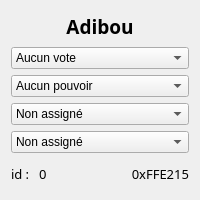
Above: SECRET_VOLDEMORT_SERVER/Developpement/widget_player.ui from AdrienBrune/SECRET_VOLDEMORT before the change. Below: the same form after it.
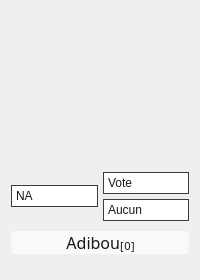
That is the form after the change.

The edit to the form file:
```diff
--- a/SECRET_VOLDEMORT_SERVER/Developpement/widget_player.ui
+++ b/SECRET_VOLDEMORT_SERVER/Developpement/widget_player.ui
@@ -7,207 +7,407 @@
     <x>0</x>
     <y>0</y>
     <width>200</width>
-    <height>200</height>
+    <height>280</height>
    </rect>
   </property>
   <property name="minimumSize">
    <size>
     <width>200</width>
-    <height>200</height>
+    <height>280</height>
    </size>
   </property>
   <property name="maximumSize">
    <size>
     <width>200</width>
-    <height>200</height>
+    <height>280</height>
    </size>
   </property>
   <property name="windowTitle">
    <string>Form</string>
   </property>
   <layout class="QVBoxLayout" name="verticalLayout_2">
+   <property name="spacing">
+    <number>0</number>
+   </property>
+   <property name="bottomMargin">
+    <number>15</number>
+   </property>
+   <item>
+    <spacer name="verticalSpacer">
+     <property name="orientation">
+      <enum>Qt::Vertical</enum>
+     </property>
+     <property name="sizeHint" stdset="0">
+      <size>
+       <width>20</width>
+       <height>40</height>
+      </size>
+     </property>
+    </spacer>
+   </item>
    <item>
     <layout class="QVBoxLayout" name="verticalLayout">
+     <property name="spacing">
+      <number>10</number>
+     </property>
      <item>
-      <widget class="QLabel" name="edit_name">
-       <property name="font">
-        <font>
-         <family>Sitka</family>
-         <pointsize>14</pointsize>
-         <weight>75</weight>
-         <bold>true</bold>
-        </font>
+      <layout class="QHBoxLayout" name="layout_inputs">
+       <property name="spacing">
+        <number>5</number>
        </property>
-       <property name="text">
-        <string>Adibou</string>
+       <property name="rightMargin">
+        <number>0</number>
        </property>
-       <property name="alignment">
-        <set>Qt::AlignCenter</set>
-       </property>
-      </widget>
-     </item>
-     <item>
-      <widget class="QComboBox" name="edit_vote">
        <item>
-        <property name="text">
-         <string>Aucun vote</string>
-        </property>
+        <layout class="QVBoxLayout" name="layout_left">
+         <property name="spacing">
+          <number>5</number>
+         </property>
+         <item>
+          <widget class="QComboBox" name="edit_electionRole">
+           <property name="styleSheet">
+            <string notr="true">QComboBox
+{
+	color:#181818;
+    background-color: #FFFFFF;
+    border-color: #3c3c3c;
+    border-width: 1px;
+    border-style: solid;
+	height:20px;
+}
+
+QComboBox::drop-down {
+	subcontrol-origin: padding;
+	subcontrol-position: top right;
+	width: 20px;
+	border-top-right-radius: 3px;
+	border-bottom-right-radius: 3px;
+}
+
+QComboBox QAbstractItemView{
+border:no border;
+	background-color:#3c3c3c;
+	color:#FFFFFF;
+ 
+	selection-background-color:#11FFFFFF;
+}
+
+</string>
+           </property>
+           <property name="editable">
+            <bool>false</bool>
+           </property>
+           <property name="currentIndex">
+            <number>0</number>
+           </property>
+           <item>
+            <property name="text">
+             <string>NA</string>
+            </property>
+           </item>
+           <item>
+            <property name="text">
+             <string>Ministre</string>
+            </property>
+           </item>
+           <item>
+            <property name="text">
+             <string>Vice Min.</string>
+            </property>
+           </item>
+           <item>
+            <property name="text">
+             <string>Directeur</string>
+            </property>
+           </item>
+           <item>
+            <property name="text">
+             <string>Vice Dir.</string>
+            </property>
+           </item>
+          </widget>
+         </item>
+        </layout>
        </item>
        <item>
-        <property name="text">
-         <string>Yah</string>
-        </property>
+        <layout class="QVBoxLayout" name="layout_right">
+         <property name="spacing">
+          <number>5</number>
+         </property>
+         <item>
+          <widget class="QComboBox" name="edit_vote">
+           <property name="styleSheet">
+            <string notr="true">QComboBox
+{
+	color:#181818;
+    background-color: #FFFFFF;
+    border-color: #3c3c3c;
+    border-width: 1px;
+    border-style: solid;
+	height:20px;
+}
+
+QComboBox::drop-down {
+	subcontrol-origin: padding;
+	subcontrol-position: top right;
+	width: 20px;
+	border-top-right-radius: 3px;
+	border-bottom-right-radius: 3px;
+}
+
+QComboBox QAbstractItemView{
+border:no border;
+	background-color:#3c3c3c;
+	color:#FFFFFF;
+ 
+	selection-background-color:#11FFFFFF;
+}
+
+</string>
+           </property>
+           <property name="editable">
+            <bool>false</bool>
+           </property>
+           <item>
+            <property name="text">
+             <string>Vote</string>
+            </property>
+           </item>
+           <item>
+            <property name="text">
+             <string>Oui</string>
+            </property>
+           </item>
+           <item>
+            <property name="text">
+             <string>Non</string>
+            </property>
+           </item>
+          </widget>
+         </item>
+         <item>
+          <widget class="QComboBox" name="edit_power">
+           <property name="styleSheet">
+            <string notr="true">QComboBox
+{
+	color:#181818;
+    background-color: #FFFFFF;
+    border-color: #3c3c3c;
+    border-width: 1px;
+    border-style: solid;
+	height:20px;
+}
+
+QComboBox::drop-down {
+	subcontrol-origin: padding;
+	subcontrol-position: top right;
+	width: 20px;
+	border-top-right-radius: 3px;
+	border-bottom-right-radius: 3px;
+}
+
+QComboBox QAbstractItemView{
+border:no border;
+	background-color:#3c3c3c;
+	color:#FFFFFF;
+ 
+	selection-background-color:#11FFFFFF;
+}
+
+</string>
+           </property>
+           <property name="currentIndex">
+            <number>0</number>
+           </property>
+           <item>
+            <property name="text">
+             <string>Aucun</string>
+            </property>
+           </item>
+           <item>
+            <property name="text">
+             <string>Pile</string>
+            </property>
+           </item>
+           <item>
+            <property name="text">
+             <string>Check</string>
+            </property>
+           </item>
+           <item>
+            <property name="text">
+             <string>Directeur</string>
+            </property>
+           </item>
+           <item>
+            <property name="text">
+             <string>Execution</string>
+            </property>
+           </item>
+           <item>
+            <property name="text">
+             <string>Execution</string>
+            </property>
+           </item>
+          </widget>
+         </item>
+        </layout>
        </item>
-       <item>
-        <property name="text">
-         <string>Nein</string>
-        </property>
-       </item>
-      </widget>
-     </item>
-     <item>
-      <widget class="QComboBox" name="edit_power">
-       <item>
-        <property name="text">
-         <string>Aucun pouvoir</string>
-        </property>
-       </item>
-       <item>
-        <property name="text">
-         <string>check pile</string>
-        </property>
-       </item>
-       <item>
-        <property name="text">
-         <string>check role</string>
-        </property>
-       </item>
-       <item>
-        <property name="text">
-         <string>Choix du Président</string>
-        </property>
-       </item>
-       <item>
-        <property name="text">
-         <string>Execution</string>
-        </property>
-       </item>
-       <item>
-        <property name="text">
-         <string>Vote d'execution</string>
-        </property>
-       </item>
-      </widget>
-     </item>
-     <item>
-      <widget class="QComboBox" name="edit_electionRole">
-       <item>
-        <property name="text">
-         <string>Non assigné</string>
-        </property>
-       </item>
-       <item>
-        <property name="text">
-         <string>Président</string>
-        </property>
-       </item>
-       <item>
-        <property name="text">
-         <string>vice Président</string>
-        </property>
-       </item>
-       <item>
-        <property name="text">
-         <string>Chancelier</string>
-        </property>
-       </item>
-       <item>
-        <property name="text">
-         <string>vice Chancelier</string>
-        </property>
-       </item>
-      </widget>
-     </item>
-     <item>
-      <widget class="QComboBox" name="edit_role">
-       <item>
-        <property name="text">
-         <string>Non assigné</string>
-        </property>
-       </item>
-       <item>
-        <property name="text">
-         <string>Libéral</string>
-        </property>
-       </item>
-       <item>
-        <property name="text">
-         <string>Faciste</string>
-        </property>
-       </item>
-       <item>
-        <property name="text">
-         <string>Hitler</string>
-        </property>
-       </item>
-      </widget>
+      </layout>
      </item>
      <item>
       <layout class="QHBoxLayout" name="horizontalLayout">
+       <property name="spacing">
+        <number>0</number>
+       </property>
        <item>
-        <widget class="QLabel" name="label_5">
+        <widget class="QLabel" name="label">
+         <property name="styleSheet">
+          <string notr="true">QLabel{
+	background-color:rgba(250,250,250,220);
+	color:white;
+	border-top-left-radius: 4px;
+	border-bottom-left-radius: 4px;
+}</string>
+         </property>
+         <property name="text">
+          <string/>
+         </property>
+        </widget>
+       </item>
+       <item>
+        <widget class="QLabel" name="edit_name">
          <property name="sizePolicy">
-          <sizepolicy hsizetype="Maximum" vsizetype="Preferred">
+          <sizepolicy hsizetype="Minimum" vsizetype="Maximum">
            <horstretch>0</horstretch>
            <verstretch>0</verstretch>
           </sizepolicy>
          </property>
          <property name="font">
           <font>
-           <family>Modern</family>
-           <pointsize>10</pointsize>
+           <family>Sitka Small</family>
+           <pointsize>12</pointsize>
+           <weight>50</weight>
+           <bold>false</bold>
           </font>
          </property>
+         <property name="styleSheet">
+          <string notr="true">QLabel{
+	background-color:rgba(250,250,250,220);
+	color:#181818;
+}</string>
+         </property>
          <property name="text">
-          <string>id : </string>
+          <string>Adibou</string>
+         </property>
+         <property name="alignment">
+          <set>Qt::AlignBottom|Qt::AlignRight|Qt::AlignTrailing</set>
+         </property>
+        </widget>
+       </item>
+       <item>
+        <widget class="QLabel" name="space">
+         <property name="sizePolicy">
+          <sizepolicy hsizetype="Maximum" vsizetype="Minimum">
+           <horstretch>0</horstretch>
+           <verstretch>0</verstretch>
+          </sizepolicy>
+         </property>
+         <property name="font">
+          <font>
+           <family>Sitka Small</family>
+           <pointsize>8</pointsize>
+           <weight>50</weight>
+           <bold>false</bold>
+          </font>
+         </property>
+         <property name="styleSheet">
+          <string notr="true">QLabel{
+	background-color:rgba(250,250,250,220);
+	color:#181818;
+}</string>
+         </property>
+         <property name="text">
+          <string>[</string>
+         </property>
+         <property name="alignment">
+          <set>Qt::AlignBottom|Qt::AlignHCenter</set>
          </property>
         </widget>
        </item>
        <item>
         <widget class="QLabel" name="edit_id">
+         <property name="sizePolicy">
+          <sizepolicy hsizetype="Maximum" vsizetype="Minimum">
+           <horstretch>0</horstretch>
+           <verstretch>0</verstretch>
+          </sizepolicy>
+         </property>
          <property name="font">
           <font>
-           <family>Modern</family>
-           <pointsize>10</pointsize>
+           <family>Sitka Small</family>
+           <pointsize>8</pointsize>
            <weight>50</weight>
            <italic>false</italic>
            <bold>false</bold>
           </font>
          </property>
+         <property name="styleSheet">
+          <string notr="true">QLabel{
+	background-color:rgba(250,250,250,220);
+	color:#181818;
+}</string>
+         </property>
          <property name="text">
           <string>0</string>
          </property>
          <property name="alignment">
-          <set>Qt::AlignLeading|Qt::AlignLeft|Qt::AlignVCenter</set>
+          <set>Qt::AlignBottom|Qt::AlignHCenter</set>
          </property>
         </widget>
        </item>
        <item>
-        <widget class="QLabel" name="edit_socket">
+        <widget class="QLabel" name="space_2">
+         <property name="sizePolicy">
+          <sizepolicy hsizetype="Maximum" vsizetype="Minimum">
+           <horstretch>0</horstretch>
+           <verstretch>0</verstretch>
+          </sizepolicy>
+         </property>
          <property name="font">
           <font>
-           <family>Modern</family>
-           <pointsize>10</pointsize>
+           <family>Sitka Small</family>
+           <pointsize>8</pointsize>
            <weight>50</weight>
-           <italic>false</italic>
            <bold>false</bold>
           </font>
          </property>
+         <property name="styleSheet">
+          <string notr="true">QLabel{
+	background-color:rgba(250,250,250,220);
+	color:#181818;
+}</string>
+         </property>
          <property name="text">
-          <string>0xFFE215</string>
+          <string>]</string>
          </property>
          <property name="alignment">
-          <set>Qt::AlignRight|Qt::AlignTrailing|Qt::AlignVCenter</set>
+          <set>Qt::AlignBottom|Qt::AlignHCenter</set>
+         </property>
+        </widget>
+       </item>
+       <item>
+        <widget class="QLabel" name="label_2">
+         <property name="styleSheet">
+          <string notr="true">QLabel{
+	background-color:rgba(250,250,250,220);
+	color:white;
+	border-top-right-radius: 4px;
+	border-bottom-right-radius: 4px;
+}</string>
+         </property>
+         <property name="text">
+          <string/>
          </property>
         </widget>
        </item>
@@ -215,6 +415,34 @@
      </item>
     </layout>
    </item>
+   <item alignment="Qt::AlignHCenter">
+    <widget class="QLabel" name="edit_socket">
+     <property name="sizePolicy">
+      <sizepolicy hsizetype="Maximum" vsizetype="Maximum">
+       <horstretch>0</horstretch>
+       <verstretch>0</verstretch>
+      </sizepolicy>
+     </property>
+     <property name="font">
+      <font>
+       <family>Sitka Small</family>
+       <pointsize>6</pointsize>
+       <weight>50</weight>
+       <italic>false</italic>
+       <bold>false</bold>
+      </font>
+     </property>
+     <property name="styleSheet">
+      <string notr="true"/>
+     </property>
+     <property name="text">
+      <string/>
+     </property>
+     <property name="alignment">
+      <set>Qt::AlignBottom|Qt::AlignRight|Qt::AlignTrailing</set>
+     </property>
+    </widget>
+   </item>
   </layout>
  </widget>
  <resources/>
```
Left out of the diff: 3 changed lines with no effect on the pictures.
